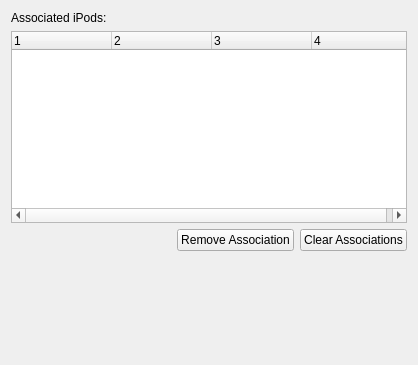
The window that app/client/Settings/IpodSettingsWidget.ui (mutecypher/lastfm-desktop) describes before a commit, drawn with Qt 5.
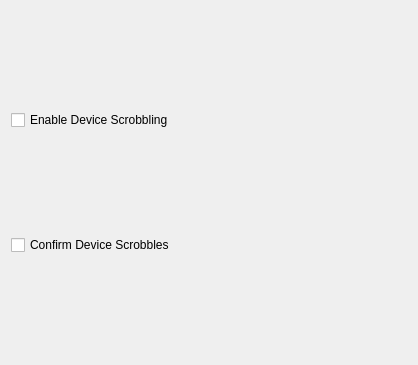
The same window after the commit.

The edit to the form file:
```diff
--- a/app/client/Settings/IpodSettingsWidget.ui
+++ b/app/client/Settings/IpodSettingsWidget.ui
@@ -15,110 +15,19 @@
   </property>
   <layout class="QVBoxLayout" name="verticalLayout">
    <item>
-    <widget class="QLabel" name="title">
+    <widget class="QCheckBox" name="deviceScrobblingEnabled">
      <property name="text">
-      <string>Associated iPods:</string>
+      <string>Enable Device Scrobbling</string>
      </property>
     </widget>
    </item>
    <item>
-    <widget class="QTreeWidget" name="iPodAssociations">
-     <property name="sizePolicy">
-      <sizepolicy hsizetype="Expanding" vsizetype="Fixed">
-       <horstretch>0</horstretch>
-       <verstretch>0</verstretch>
-      </sizepolicy>
+    <widget class="QCheckBox" name="alwaysAsk">
+     <property name="text">
+      <string>Confirm Device Scrobbles</string>
      </property>
-     <property name="verticalScrollMode">
-      <enum>QAbstractItemView::ScrollPerPixel</enum>
-     </property>
-     <property name="rootIsDecorated">
-      <bool>false</bool>
-     </property>
-     <property name="uniformRowHeights">
-      <bool>true</bool>
-     </property>
-     <property name="itemsExpandable">
-      <bool>false</bool>
-     </property>
-     <property name="sortingEnabled">
-      <bool>false</bool>
-     </property>
-     <property name="allColumnsShowFocus">
-      <bool>true</bool>
-     </property>
-     <property name="columnCount">
-      <number>4</number>
-     </property>
-     <attribute name="headerStretchLastSection">
-      <bool>true</bool>
-     </attribute>
-     <column>
-      <property name="text">
-       <string notr="true">1</string>
-      </property>
-     </column>
-     <column>
-      <property name="text">
-       <string notr="true">2</string>
-      </property>
-     </column>
-     <column>
-      <property name="text">
-       <string notr="true">3</string>
-      </property>
-     </column>
-     <column>
-      <property name="text">
-       <string notr="true">4</string>
-      </property>
-     </column>
     </widget>
    </item>
-   <item>
-    <layout class="QHBoxLayout" name="horizontalLayout">
-     <item>
-      <spacer name="horizontalSpacer">
-       <property name="orientation">
-        <enum>Qt::Horizontal</enum>
-       </property>
-       <property name="sizeHint" stdset="0">
-        <size>
-         <width>40</width>
-         <height>20</height>
-        </size>
-       </property>
-      </spacer>
-     </item>
-     <item>
-      <widget class="QPushButton" name="removeAssociation">
-       <property name="text">
-        <string>Remove Association</string>
-       </property>
-      </widget>
-     </item>
-     <item>
-      <widget class="QPushButton" name="clearAssociations">
-       <property name="text">
-        <string>Clear Associations</string>
-       </property>
-      </widget>
-     </item>
-    </layout>
-   </item>
-   <item>
-    <spacer name="verticalSpacer">
-     <property name="orientation">
-      <enum>Qt::Vertical</enum>
-     </property>
-     <property name="sizeHint" stdset="0">
-      <size>
-       <width>20</width>
-       <height>0</height>
-      </size>
-     </property>
-    </spacer>
-   </item>
   </layout>
  </widget>
  <resources/>
```
